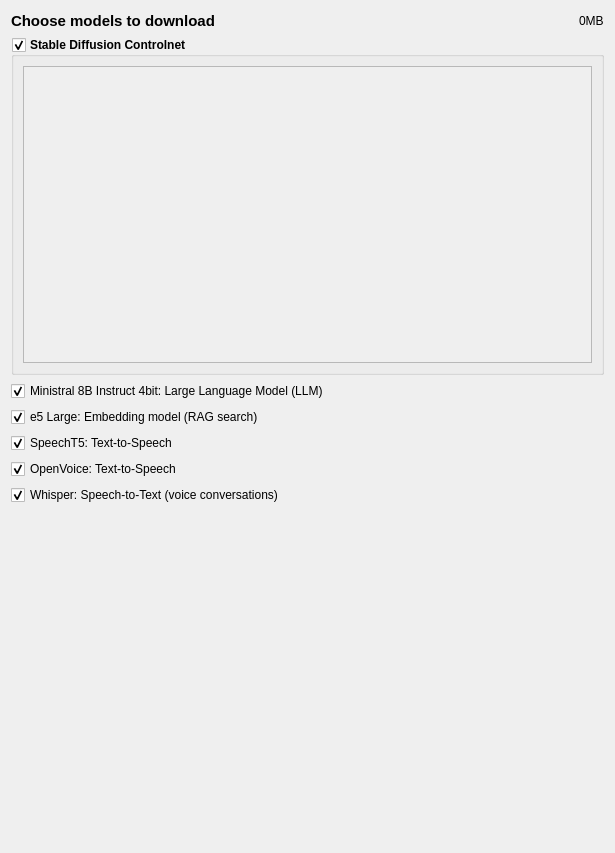
This is src/airunner/components/downloader/gui/windows/setup_wizard/installation_settings/templates/choose_models.ui in Capsize-Games/airunner as Qt 5 draws it before an edit. The edited form follows.
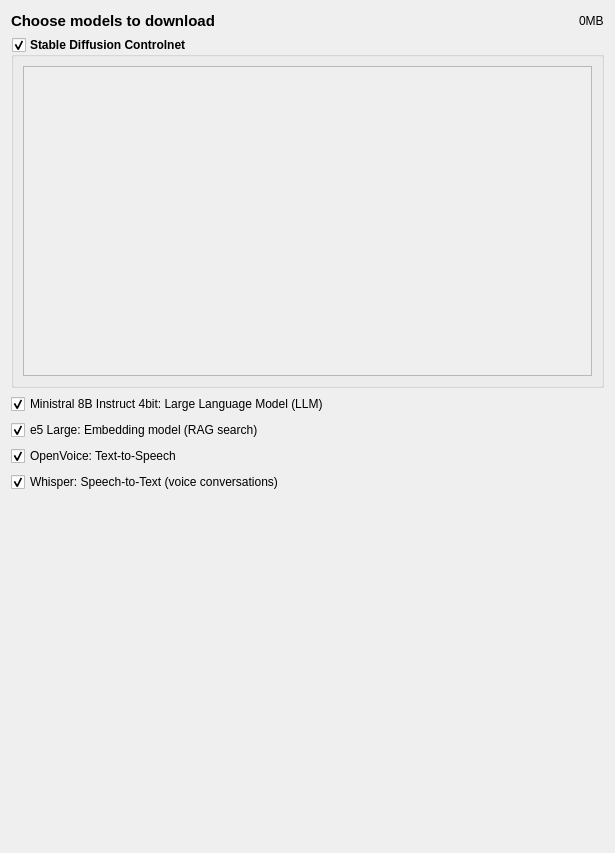
This is the edited form.

```diff
--- a/src/airunner/components/downloader/gui/windows/setup_wizard/installation_settings/templates/choose_models.ui
+++ b/src/airunner/components/downloader/gui/windows/setup_wizard/installation_settings/templates/choose_models.ui
@@ -109,16 +109,6 @@
      </property>
     </widget>
    </item>
-   <item row="5" column="0">
-    <widget class="QCheckBox" name="speecht5_checkbox">
-     <property name="text">
-      <string>SpeechT5: Text-to-Speech</string>
-     </property>
-     <property name="checked">
-      <bool>true</bool>
-     </property>
-    </widget>
-   </item>
    <item row="7" column="0">
     <widget class="QCheckBox" name="whisper_checkbox">
      <property name="text">
```
Left out of the diff: 17 changed lines with no effect on the pictures.
